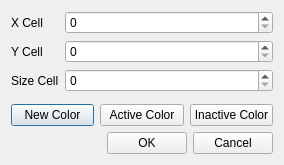
Before: the Qt Designer form ui/configSelector.ui in YopCoo/QtGOL, drawn with Qt 5.
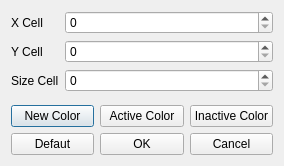
After: the same form once the commit is applied.

Commit message: refactor observer pattern betwwen MainApp and ConfigWindow/SpeedWindow initiated testinginitia

Diff of the .ui file:
```diff
--- a/ui/configSelector.ui
+++ b/ui/configSelector.ui
@@ -7,7 +7,7 @@
     <x>0</x>
     <y>0</y>
     <width>284</width>
-    <height>165</height>
+    <height>166</height>
    </rect>
   </property>
   <property name="windowTitle">
@@ -76,17 +76,11 @@
    <item row="2" column="0">
     <layout class="QHBoxLayout" name="horizontalLayout_2">
      <item>
-      <spacer name="horizontalSpacer">
-       <property name="orientation">
-        <enum>Qt::Horizontal</enum>
+      <widget class="QPushButton" name="btn_defaut">
+       <property name="text">
+        <string>Defaut</string>
        </property>
-       <property name="sizeHint" stdset="0">
-        <size>
-         <width>40</width>
-         <height>20</height>
-        </size>
-       </property>
-      </spacer>
+      </widget>
      </item>
      <item>
       <widget class="QPushButton" name="btn_accept">
```
The commit also changes 9 other files.
